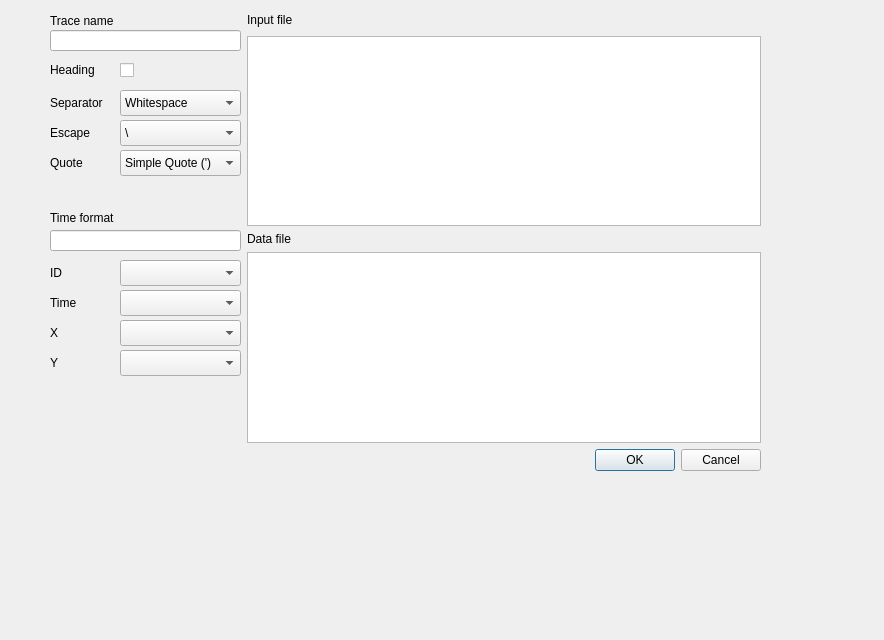
Before: the Qt Designer form src/importdialog.ui in Bramas/manet-viz, drawn with Qt 5.
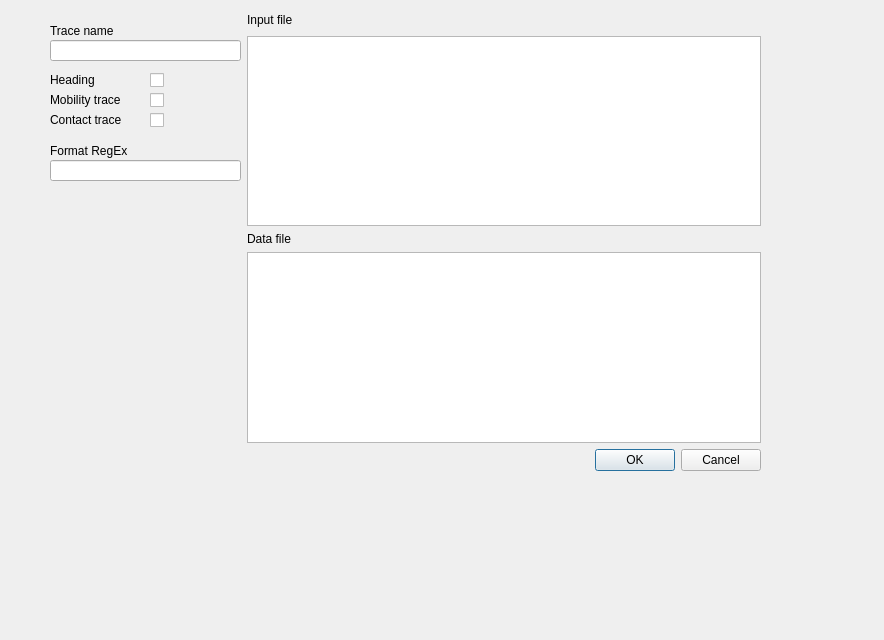
After: the same form once the commit is applied.

```diff
--- a/src/importdialog.ui
+++ b/src/importdialog.ui
@@ -43,7 +43,7 @@
          <property name="geometry">
           <rect>
            <x>10</x>
-           <y>0</y>
+           <y>10</y>
            <width>101</width>
            <height>21</height>
           </rect>
@@ -56,7 +56,7 @@
          <property name="geometry">
           <rect>
            <x>10</x>
-           <y>20</y>
+           <y>30</y>
            <width>191</width>
            <height>21</height>
           </rect>
@@ -66,7 +66,7 @@
          <property name="geometry">
           <rect>
            <x>10</x>
-           <y>50</y>
+           <y>60</y>
            <width>59</width>
            <height>20</height>
           </rect>
@@ -78,8 +78,8 @@
         <widget class="QCheckBox" name="checkBoxHeading">
          <property name="geometry">
           <rect>
-           <x>80</x>
-           <y>50</y>
+           <x>110</x>
+           <y>60</y>
            <width>16</width>
            <height>20</height>
           </rect>
@@ -93,234 +93,74 @@
           <rect>
            <x>10</x>
            <y>80</y>
-           <width>59</width>
-           <height>26</height>
+           <width>91</width>
+           <height>20</height>
           </rect>
          </property>
          <property name="text">
-          <string>Separator</string>
+          <string>Mobility trace</string>
          </property>
         </widget>
-        <widget class="QComboBox" name="comboBoxSep">
+        <widget class="QCheckBox" name="checkBoxMobility">
          <property name="geometry">
           <rect>
-           <x>80</x>
+           <x>110</x>
            <y>80</y>
-           <width>121</width>
-           <height>26</height>
+           <width>16</width>
+           <height>20</height>
           </rect>
          </property>
-         <item>
-          <property name="text">
-           <string>Whitespace</string>
-          </property>
-         </item>
-         <item>
-          <property name="text">
-           <string>Comma</string>
-          </property>
-         </item>
-         <item>
-          <property name="text">
-           <string>Semicolon</string>
-          </property>
-         </item>
-         <item>
-          <property name="text">
-           <string>Tab</string>
-          </property>
-         </item>
+         <property name="text">
+          <string/>
+         </property>
         </widget>
         <widget class="QLabel" name="label_6">
          <property name="geometry">
           <rect>
            <x>10</x>
-           <y>110</y>
-           <width>59</width>
-           <height>26</height>
+           <y>100</y>
+           <width>91</width>
+           <height>20</height>
           </rect>
          </property>
          <property name="text">
-          <string>Escape</string>
+          <string>Contact trace</string>
          </property>
         </widget>
-        <widget class="QComboBox" name="comboBoxEscape">
+        <widget class="QCheckBox" name="checkBoxContact">
          <property name="geometry">
           <rect>
-           <x>80</x>
-           <y>110</y>
-           <width>121</width>
-           <height>26</height>
+           <x>110</x>
+           <y>100</y>
+           <width>16</width>
+           <height>20</height>
           </rect>
          </property>
-         <item>
-          <property name="text">
-           <string>\</string>
-          </property>
-         </item>
-         <item>
-          <property name="text">
-           <string>&quot;</string>
-          </property>
-         </item>
+         <property name="text">
+          <string/>
+         </property>
+        </widget>
+        <widget class="QLineEdit" name="lineEditRegEx">
+         <property name="geometry">
+          <rect>
+           <x>10</x>
+           <y>150</y>
+           <width>191</width>
+           <height>21</height>
+          </rect>
+         </property>
         </widget>
         <widget class="QLabel" name="label_7">
          <property name="geometry">
           <rect>
            <x>10</x>
-           <y>140</y>
-           <width>59</width>
-           <height>26</height>
-          </rect>
-         </property>
-         <property name="text">
-          <string>Quote</string>
-         </property>
-        </widget>
-        <widget class="QComboBox" name="comboBoxQuote">
-         <property name="geometry">
-          <rect>
-           <x>80</x>
-           <y>140</y>
-           <width>121</width>
-           <height>26</height>
-          </rect>
-         </property>
-         <item>
-          <property name="text">
-           <string>Simple Quote (')</string>
-          </property>
-         </item>
-         <item>
-          <property name="text">
-           <string>Double Quote (&quot;)</string>
-          </property>
-         </item>
-         <item>
-          <property name="text">
-           <string>None</string>
-          </property>
-         </item>
-        </widget>
-        <widget class="QLabel" name="label_8">
-         <property name="geometry">
-          <rect>
-           <x>10</x>
-           <y>200</y>
+           <y>130</y>
            <width>101</width>
-           <height>16</height>
-          </rect>
-         </property>
-         <property name="text">
-          <string>Time format</string>
-         </property>
-        </widget>
-        <widget class="QLineEdit" name="lineEditTime">
-         <property name="geometry">
-          <rect>
-           <x>10</x>
-           <y>220</y>
-           <width>191</width>
            <height>21</height>
           </rect>
          </property>
-         <property name="sizePolicy">
-          <sizepolicy hsizetype="Minimum" vsizetype="Fixed">
-           <horstretch>0</horstretch>
-           <verstretch>0</verstretch>
-          </sizepolicy>
-         </property>
-        </widget>
-        <widget class="QLabel" name="label_9">
-         <property name="geometry">
-          <rect>
-           <x>10</x>
-           <y>250</y>
-           <width>59</width>
-           <height>26</height>
-          </rect>
-         </property>
          <property name="text">
-          <string>ID</string>
-         </property>
-        </widget>
-        <widget class="QComboBox" name="comboBoxID">
-         <property name="geometry">
-          <rect>
-           <x>80</x>
-           <y>250</y>
-           <width>121</width>
-           <height>26</height>
-          </rect>
-         </property>
-        </widget>
-        <widget class="QLabel" name="label_10">
-         <property name="geometry">
-          <rect>
-           <x>10</x>
-           <y>280</y>
-           <width>59</width>
-           <height>26</height>
-          </rect>
-         </property>
-         <property name="text">
-          <string>Time</string>
-         </property>
-        </widget>
-        <widget class="QComboBox" name="comboBoxTime">
-         <property name="geometry">
-          <rect>
-           <x>80</x>
-           <y>280</y>
-           <width>121</width>
-           <height>26</height>
-          </rect>
-         </property>
-        </widget>
-        <widget class="QLabel" name="label_11">
-         <property name="geometry">
-          <rect>
-           <x>10</x>
-           <y>310</y>
-           <width>59</width>
-           <height>26</height>
-          </rect>
-         </property>
-         <property name="text">
-          <string>X</string>
-         </property>
-        </widget>
-        <widget class="QComboBox" name="comboBoxX">
-         <property name="geometry">
-          <rect>
-           <x>80</x>
-           <y>310</y>
-           <width>121</width>
-           <height>26</height>
-          </rect>
-         </property>
-        </widget>
-        <widget class="QLabel" name="label_12">
-         <property name="geometry">
-          <rect>
-           <x>10</x>
-           <y>340</y>
-           <width>59</width>
-           <height>26</height>
-          </rect>
-         </property>
-         <property name="text">
-          <string>Y</string>
-         </property>
-        </widget>
-        <widget class="QComboBox" name="comboBoxY">
-         <property name="geometry">
-          <rect>
-           <x>80</x>
-           <y>340</y>
-           <width>121</width>
-           <height>26</height>
-          </rect>
+          <string>Format RegEx</string>
          </property>
         </widget>
        </widget>
```
